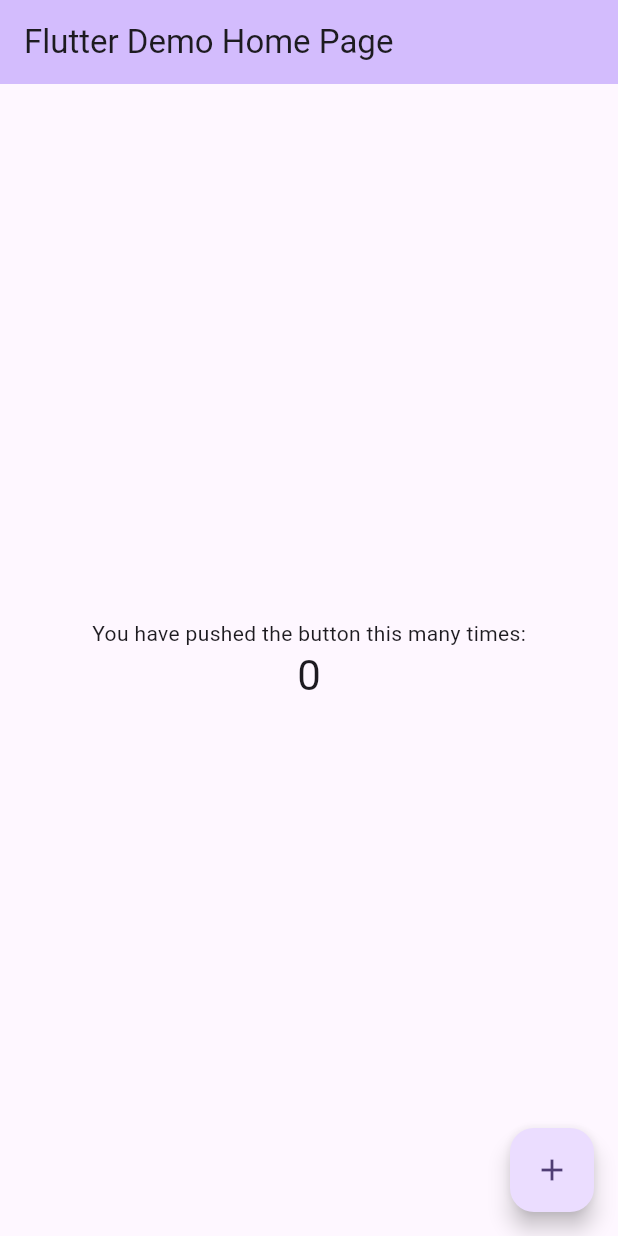
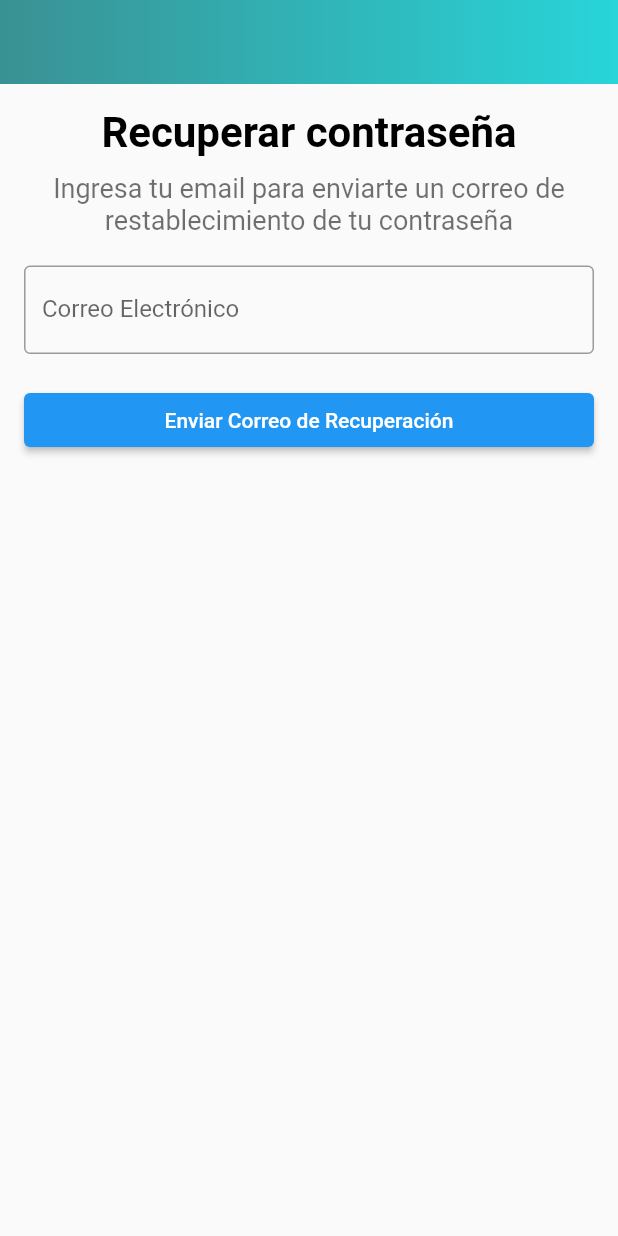
Before and after one commit to oramirse/SwApp, a Flutter app: the screen it shows after launch, on a phone screen of 412 x 824 dp. Run offline on Flutter 3.47's test engine with Material 2 defaults, Android fonts, the light colour scheme and no system bars; our stand-ins replace firebase_auth, firebase_core; accounts and stored records are empty; Roboto replaces fonts that are missing (SF UI Text).

Commit message:
Recuperación de contraseña

```diff
--- a/SwApp/lib/main.dart
+++ b/SwApp/lib/main.dart
@@ -1,125 +1,32 @@
 import 'package:flutter/material.dart';
+import 'package:firebase_core/firebase_core.dart';
+import 'firebase_options.dart';
+import 'package:swapp/pages/recuperar_contraseña.dart';
 
-void main() {
-  runApp(const MyApp());
+
+void main() async {
+  WidgetsFlutterBinding.ensureInitialized();
+  await Firebase.initializeApp(
+    options: DefaultFirebaseOptions.currentPlatform,
+  );
+  runApp(SwApp());
 }
 
-class MyApp extends StatelessWidget {
-  const MyApp({super.key});
-
-  // This widget is the root of your application.
+class SwApp extends StatelessWidget {
   @override
   Widget build(BuildContext context) {
     return MaterialApp(
-      title: 'Flutter Demo',
+      title: 'SwApp',
       theme: ThemeData(
-        // This is the theme of your application.
-        //
-        // TRY THIS: Try running your application with "flutter run". You'll see
-        // the application has a blue toolbar. Then, without quitting the app,
-        // try changing the seedColor in the colorScheme below to Colors.green
-        // and then invoke "hot reload" (save your changes or press the "hot
-        // reload" button in a Flutter-supported IDE, or press "r" if you used
-        // the command line to start the app).
-        //
-        // Notice that the counter didn't reset back to zero; the application
-        // state is not lost during the reload. To reset the state, use hot
-        // restart instead.
-        //
-        // This works for code too, not just values: Most code changes can be
-        // tested with just a hot reload.
-        colorScheme: ColorScheme.fromSeed(seedColor: Colors.deepPurple),
-        useMaterial3: true,
+        primarySwatch: Colors.blue,
+        visualDensity: VisualDensity.adaptivePlatformDensity,
       ),
-      home: const MyHomePage(title: 'Flutter Demo Home Page'),
+
+      initialRoute: '/recuperar_contraseña',
+      routes: {
+        '/recuperar_contraseña': (context) => PasswordResetScreen(), // Ruta para la pantalla de recuperación de contraseña
+
+      },
     );
   }
 }
-
-class MyHomePage extends StatefulWidget {
-  const MyHomePage({super.key, required this.title});
-
-  // This widget is the home page of your application. It is stateful, meaning
-  // that it has a State object (defined below) that contains fields that affect
-  // how it looks.
-
-  // This class is the configuration for the state. It holds the values (in this
-  // case the title) provided by the parent (in this case the App widget) and
-  // used by the build method of the State. Fields in a Widget subclass are
-  // always marked "final".
-
-  final String title;
-
-  @override
-  State<MyHomePage> createState() => _MyHomePageState();
-}
-
-class _MyHomePageState extends State<MyHomePage> {
-  int _counter = 0;
-
-  void _incrementCounter() {
-    setState(() {
-      // This call to setState tells the Flutter framework that something has
-      // changed in this State, which causes it to rerun the build method below
-      // so that the display can reflect the updated values. If we changed
-      // _counter without calling setState(), then the build method would not be
-      // called again, and so nothing would appear to happen.
-      _counter++;
-    });
-  }
-
-  @override
-  Widget build(BuildContext context) {
-    // This method is rerun every time setState is called, for instance as done
-    // by the _incrementCounter method above.
-    //
-    // The Flutter framework has been optimized to make rerunning build methods
-    // fast, so that you can just rebuild anything that needs updating rather
-    // than having to individually change instances of widgets.
-    return Scaffold(
-      appBar: AppBar(
-        // TRY THIS: Try changing the color here to a specific color (to
-        // Colors.amber, perhaps?) and trigger a hot reload to see the AppBar
-        // change color while the other colors stay the same.
-        backgroundColor: Theme.of(context).colorScheme.inversePrimary,
-        // Here we take the value from the MyHomePage object that was created by
-        // the App.build method, and use it to set our appbar title.
-        title: Text(widget.title),
-      ),
-      body: Center(
-        // Center is a layout widget. It takes a single child and positions it
-        // in the middle of the parent.
-        child: Column(
-          // Column is also a layout widget. It takes a list of children and
-          // arranges them vertically. By default, it sizes itself to fit its
-          // children horizontally, and tries to be as tall as its parent.
-          //
-          // Column has various properties to control how it sizes itself and
-          // how it positions its children. Here we use mainAxisAlignment to
-          // center the children vertically; the main axis here is the vertical
-          // axis because Columns are vertical (the cross axis would be
-          // horizontal).
-          //
-          // TRY THIS: Invoke "debug painting" (choose the "Toggle Debug Paint"
-          // action in the IDE, or press "p" in the console), to see the
-          // wireframe for each widget.
-          mainAxisAlignment: MainAxisAlignment.center,
-          children: <Widget>[
-            const Text(
-              'You have pushed the button this many times:',
-            ),
-            Text(
-              '$_counter',
-              style: Theme.of(context).textTheme.headlineMedium,
-            ),
-          ],
-        ),
-      ),
-      floatingActionButton: FloatingActionButton(
-        onPressed: _incrementCounter,
-        tooltip: 'Increment',
-        child: const Icon(Icons.add),
-      ), // This trailing comma makes auto-formatting nicer for build methods.
-    );
-  }
-}
--- /dev/null
+++ b/SwApp/lib/pages/recuperar_contraseña.dart
@@ -0,0 +1,99 @@
+import 'package:flutter/material.dart';
+import 'package:firebase_auth/firebase_auth.dart';
+
+class PasswordResetScreen extends StatelessWidget {
+  final TextEditingController _emailController = TextEditingController();
+
+  Future<void> _resetPassword(String email) async {
+    try {
+      await FirebaseAuth.instance.sendPasswordResetEmail(email: email);
+      // Envío de correo electrónico de restablecimiento exitoso
+      // Muestra un mensaje al usuario informando que se ha enviado un correo para restablecer la contraseña.
+    } catch (e) {
+      // Manejar el error si ocurre alguno durante el envío del correo
+      print("Error al enviar el correo de restablecimiento: $e");
+      // Muestra un mensaje de error al usuario
+    }
+  }
+
+  @override
+  Widget build(BuildContext context) {
+    return Scaffold(
+      appBar: PreferredSize(
+        preferredSize: Size.fromHeight(kToolbarHeight),
+        child: Container(
+          decoration: BoxDecoration(
+            gradient: LinearGradient(
+              colors: [
+                Color(0xFF3A9193),
+                Color(0xFF28D5D9),
+              ],
+              begin: Alignment.centerLeft,
+              end: Alignment.centerRight,
+            ),
+          ),
+          child: AppBar(
+            backgroundColor: Colors.transparent,
+            elevation: 0,
+          ),
+        ),
+      ),
+      body: Padding(
+        padding: EdgeInsets.all(16.0),
+        child: Column(
+          mainAxisAlignment: MainAxisAlignment.start,
+          crossAxisAlignment: CrossAxisAlignment.stretch,
+          children: <Widget>[
+            Center(
+              child: Text(
+                'Recuperar contraseña',
+                style: TextStyle(
+                  color: Colors.black,
+                  fontSize: 28,
+                  fontFamily: 'SF UI Text',
+                  fontWeight: FontWeight.w700,
+                  height: 0,
+                ),
+              ),
+            ),
+            SizedBox(height: 10.0), // Espacio entre el título y el siguiente texto
+            Padding(
+              padding: EdgeInsets.symmetric(horizontal: 16.0),
+              child: Text(
+                'Ingresa tu email para enviarte un correo de restablecimiento de tu contraseña',
+                textAlign: TextAlign.center,
+                style: TextStyle(
+                  color: Colors.black.withOpacity(0.56),
+                  fontSize: 18,
+                  fontFamily: 'SF UI Text',
+                  fontWeight: FontWeight.w400,
+                  height: 0,
+                ),
+              ),
+            ),
+            SizedBox(height: 20.0),
+            TextFormField(
+              controller: _emailController,
+              decoration: InputDecoration(
+                labelText: 'Correo Electrónico',
+                border: OutlineInputBorder(),
+              ),
+            ),
+            SizedBox(height: 20.0),
+            ElevatedButton(
+              onPressed: () {
+                String email = _emailController.text.trim();
+                if (email.isNotEmpty) {
+                  _resetPassword(email);
+                } else {
+                  // Muestra un mensaje al usuario indicando que debe ingresar un correo electrónico válido
+                }
+              },
+              child: Text('Enviar Correo de Recuperación'),
+            ),
+          ],
+        ),
+      ),
+    );
+  }
+}
```
Also changed, not shown: SwApp/pubspec.yaml (+23 -3 lines), SwApp/lib/firebase_options.dart (added).
